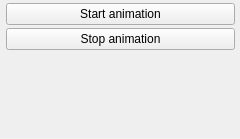
Above: src/gui/forms/toolbar_animationgroup.ui from open-scan-crew/OpenScanTools before the change. Below: the same form after it.
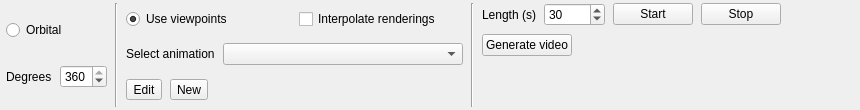
That is the form after the change.

Commit message: Adjust animation toolbar layout and add orbital degrees control

Patch:
```diff
--- a/src/gui/forms/toolbar_animationgroup.ui
+++ b/src/gui/forms/toolbar_animationgroup.ui
@@ -6,14 +6,14 @@
    <rect>
     <x>0</x>
     <y>0</y>
-    <width>240</width>
-    <height>139</height>
+    <width>860</width>
+    <height>110</height>
    </rect>
   </property>
   <property name="windowTitle">
    <string>Form</string>
   </property>
-  <layout class="QGridLayout" name="gridLayout">
+  <layout class="QHBoxLayout" name="horizontalLayout_main">
    <property name="leftMargin">
     <number>6</number>
    </property>
@@ -26,38 +26,241 @@
    <property name="bottomMargin">
     <number>3</number>
    </property>
-   <property name="verticalSpacing">
-    <number>3</number>
+   <property name="spacing">
+    <number>8</number>
    </property>
-   <item row="0" column="0">
-    <widget class="QPushButton" name="startAnimationButton">
-     <property name="text">
-      <string>Start animation</string>
+   <item>
+    <layout class="QVBoxLayout" name="verticalLayout_left">
+     <property name="spacing">
+      <number>8</number>
      </property>
-     <property name="checkable">
-      <bool>true</bool>
+     <item>
+      <widget class="QRadioButton" name="orbital360RadioButton">
+       <property name="text">
+        <string>Orbital</string>
+       </property>
+      </widget>
+     </item>
+     <item>
+      <layout class="QHBoxLayout" name="horizontalLayout_degrees">
+       <item>
+        <widget class="QLabel" name="label_degrees">
+         <property name="text">
+          <string>Degrees</string>
+         </property>
+        </widget>
+       </item>
+       <item>
+        <widget class="QSpinBox" name="degreesSpinBox">
+         <property name="minimum">
+          <number>1</number>
+         </property>
+         <property name="maximum">
+          <number>360</number>
+         </property>
+         <property name="value">
+          <number>360</number>
+         </property>
+        </widget>
+       </item>
+      </layout>
+     </item>
+    </layout>
+   </item>
+   <item>
+    <widget class="Line" name="line_separatorLeft">
+     <property name="orientation">
+      <enum>Qt::Vertical</enum>
      </property>
     </widget>
    </item>
-   <item row="1" column="0">
-    <widget class="QPushButton" name="stopAnimationButton">
-     <property name="text">
-      <string>Stop animation</string>
+   <item>
+    <layout class="QVBoxLayout" name="verticalLayout_center">
+     <property name="spacing">
+      <number>8</number>
      </property>
-     <property name="checkable">
-      <bool>true</bool>
+     <item>
+      <layout class="QHBoxLayout" name="horizontalLayout_animationMode">
+       <item>
+        <widget class="QRadioButton" name="betweenViewpointsRadioButton">
+         <property name="text">
+          <string>Use viewpoints</string>
+         </property>
+         <property name="checked">
+          <bool>true</bool>
+         </property>
+        </widget>
+       </item>
+       <item>
+        <widget class="QCheckBox" name="interpolateCheckBox">
+         <property name="text">
+          <string>Interpolate renderings</string>
+         </property>
+        </widget>
+       </item>
+      </layout>
+     </item>
+     <item>
+      <layout class="QHBoxLayout" name="horizontalLayout_animationList">
+       <item>
+        <widget class="QLabel" name="label_selectAnimation">
+         <property name="text">
+          <string>Select animation</string>
+         </property>
+        </widget>
+       </item>
+       <item>
+        <widget class="QComboBox" name="comboBox_animationList">
+         <property name="minimumSize">
+          <size>
+           <width>240</width>
+           <height>0</height>
+          </size>
+         </property>
+        </widget>
+       </item>
+      </layout>
+     </item>
+     <item>
+      <layout class="QHBoxLayout" name="horizontalLayout_animationButtons">
+       <item>
+        <widget class="QToolButton" name="toolButton_editViewpointAnimConfig">
+         <property name="text">
+          <string>Edit</string>
+         </property>
+        </widget>
+       </item>
+       <item>
+        <widget class="QToolButton" name="toolButton_newViewpointAnimConfig">
+         <property name="text">
+          <string>New</string>
+         </property>
+        </widget>
+       </item>
+       <item>
+        <spacer name="horizontalSpacer_center">
+         <property name="orientation">
+          <enum>Qt::Horizontal</enum>
+         </property>
+         <property name="sizeHint" stdset="0">
+          <size>
+           <width>40</width>
+           <height>20</height>
+          </size>
+         </property>
+        </spacer>
+       </item>
+      </layout>
+     </item>
+    </layout>
+   </item>
+   <item>
+    <widget class="Line" name="line_separatorRight">
+     <property name="orientation">
+      <enum>Qt::Vertical</enum>
      </property>
     </widget>
    </item>
-   <item row="2" column="0">
-    <spacer name="verticalSpacer_2">
+   <item>
+    <layout class="QVBoxLayout" name="verticalLayout_right">
+     <property name="spacing">
+      <number>8</number>
+     </property>
+     <item>
+      <layout class="QHBoxLayout" name="horizontalLayout_actionsTop">
+       <item>
+        <widget class="QLabel" name="label_length">
+         <property name="text">
+          <string>Length (s)</string>
+         </property>
+        </widget>
+       </item>
+       <item>
+        <widget class="QSpinBox" name="lengthSpinBox">
+         <property name="maximum">
+          <number>99999</number>
+         </property>
+         <property name="value">
+          <number>30</number>
+         </property>
+        </widget>
+       </item>
+       <item>
+        <widget class="QPushButton" name="startAnimationButton">
+         <property name="text">
+          <string>Start</string>
+         </property>
+         <property name="checkable">
+          <bool>true</bool>
+         </property>
+        </widget>
+       </item>
+       <item>
+        <widget class="QPushButton" name="stopAnimationButton">
+         <property name="text">
+          <string>Stop</string>
+         </property>
+         <property name="checkable">
+          <bool>true</bool>
+         </property>
+        </widget>
+       </item>
+      </layout>
+     </item>
+     <item>
+      <layout class="QHBoxLayout" name="horizontalLayout_generate">
+       <item>
+        <widget class="QPushButton" name="generateVideoPushButton">
+         <property name="toolTip">
+          <string>Video generation. Please make sure you are in perspective mode and that you selected a frame in the image section.</string>
+         </property>
+         <property name="toolTipDuration">
+          <number>-1</number>
+         </property>
+         <property name="text">
+          <string>Generate video</string>
+         </property>
+        </widget>
+       </item>
+       <item>
+        <spacer name="horizontalSpacer_right">
+         <property name="orientation">
+          <enum>Qt::Horizontal</enum>
+         </property>
+         <property name="sizeHint" stdset="0">
+          <size>
+           <width>40</width>
+           <height>20</height>
+          </size>
+         </property>
+        </spacer>
+       </item>
+      </layout>
+     </item>
+     <item>
+      <spacer name="verticalSpacer_right">
+       <property name="orientation">
+        <enum>Qt::Vertical</enum>
+       </property>
+       <property name="sizeHint" stdset="0">
+        <size>
+         <width>20</width>
+         <height>0</height>
+        </size>
+       </property>
+      </spacer>
+     </item>
+    </layout>
+   </item>
+   <item>
+    <spacer name="horizontalSpacer_end">
      <property name="orientation">
-      <enum>Qt::Vertical</enum>
+      <enum>Qt::Horizontal</enum>
      </property>
      <property name="sizeHint" stdset="0">
       <size>
-       <width>0</width>
-       <height>0</height>
+       <width>40</width>
+       <height>20</height>
       </size>
      </property>
     </spacer>
```
Left out of the diff: 4 changed lines with no effect on the pictures. The commit also changes 11 other files.
